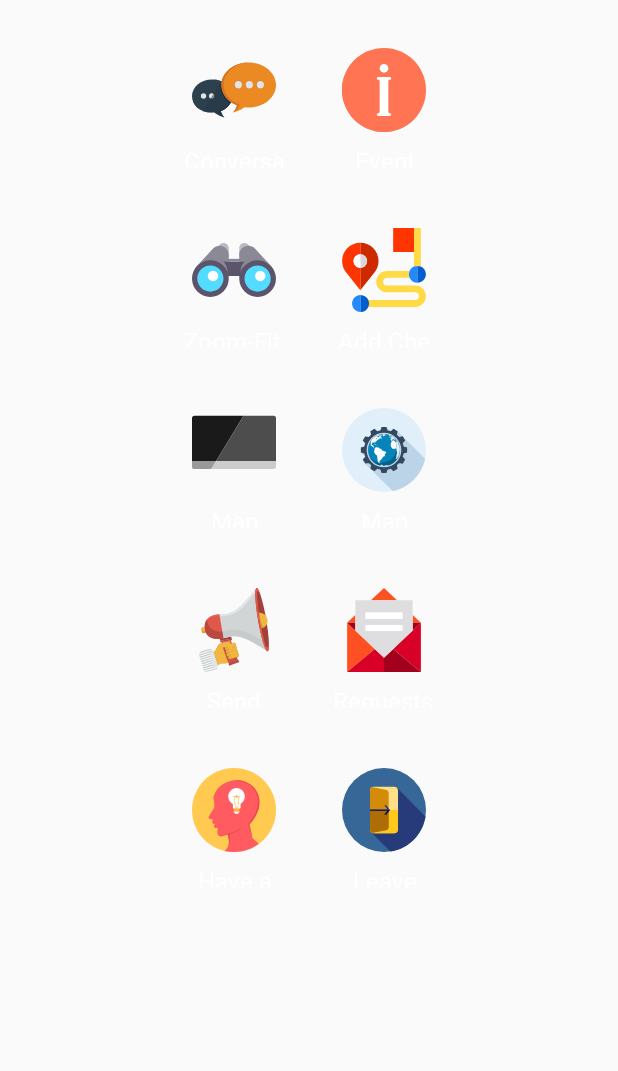
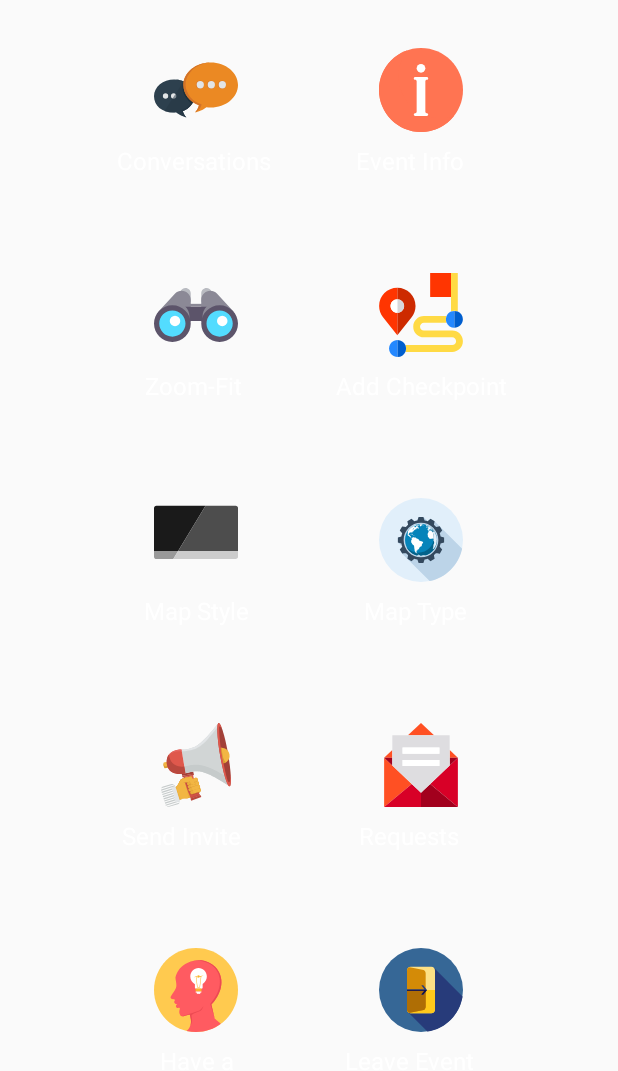
Before and after one commit to shubhamvishnu/TISY, an Android app: the layout dialog_all_in_one_layout.xml on its own in the app's theme, with its tools: preview values and no code run, on a phone screen of 412 x 824 dp. Shown: the top 1071 px of the screen. Run offline under Robolectric (Android 15) with nearby library versions, the phone set to English and light mode, and no system bars.

Commit message:
bugs in feedback.

```diff
--- a/app/src/main/res/layout/dialog_all_in_one_layout.xml
+++ b/app/src/main/res/layout/dialog_all_in_one_layout.xml
@@ -27,8 +27,8 @@
 
 
                 <LinearLayout
-                    android:layout_width="100dp"
-                    android:layout_height="120dp"
+                    android:layout_width="150dp"
+                    android:layout_height="150dp"
                     android:orientation="vertical"
                     android:padding="16dp">
 
@@ -57,8 +57,8 @@
                 </LinearLayout>
 
                 <LinearLayout
-                    android:layout_width="100dp"
-                    android:layout_height="120dp"
+                    android:layout_width="150dp"
+                    android:layout_height="150dp"
                     android:orientation="vertical"
                     android:padding="16dp">
 
@@ -86,8 +86,8 @@
 
 
                 <LinearLayout
-                    android:layout_width="100dp"
-                    android:layout_height="120dp"
+                    android:layout_width="150dp"
+                    android:layout_height="150dp"
                     android:orientation="vertical"
                     android:padding="16dp">
 
@@ -114,8 +114,8 @@
                 </LinearLayout>
 
                 <LinearLayout
-                    android:layout_width="100dp"
-                    android:layout_height="120dp"
+                    android:layout_width="150dp"
+                    android:layout_height="150dp"
                     android:orientation="vertical"
                     android:padding="16dp">
 
@@ -142,8 +142,8 @@
                 </LinearLayout>
 
                 <LinearLayout
-                    android:layout_width="100dp"
-                    android:layout_height="120dp"
+                    android:layout_width="150dp"
+                    android:layout_height="150dp"
                     android:orientation="vertical"
                     android:padding="16dp">
 
@@ -171,8 +171,8 @@
 
                 <LinearLayout
                     android:id="@+id/map_type_option_layout"
-                    android:layout_width="100dp"
-                    android:layout_height="120dp"
+                    android:layout_width="150dp"
+                    android:layout_height="150dp"
                     android:orientation="vertical"
                     android:padding="16dp">
 
@@ -200,8 +200,8 @@
 
                 <LinearLayout
                     android:id="@+id/send_request_option_layout"
-                    android:layout_width="100dp"
-                    android:layout_height="120dp"
+                    android:layout_width="150dp"
+                    android:layout_height="150dp"
                     android:orientation="vertical"
                     android:padding="16dp">
 
@@ -231,8 +231,8 @@
 
                 <LinearLayout
                     android:id="@+id/requests_option_layout"
-                    android:layout_width="100dp"
-                    android:layout_height="120dp"
+                    android:layout_width="150dp"
+                    android:layout_height="150dp"
                     android:orientation="vertical"
                     android:padding="16dp">
 
@@ -260,8 +260,8 @@
 
                 <LinearLayout
                     android:id="@+id/suggestion_option_layout"
-                    android:layout_width="100dp"
-                    android:layout_height="120dp"
+                    android:layout_width="150dp"
+                    android:layout_height="150dp"
                     android:orientation="vertical"
                     android:padding="16dp">
 
@@ -289,8 +289,8 @@
 
                 <LinearLayout
                     android:id="@+id/leave_event_option_layout"
-                    android:layout_width="100dp"
-                    android:layout_height="120dp"
+                    android:layout_width="150dp"
+                    android:layout_height="150dp"
                     android:orientation="vertical"
                     android:padding="16dp">
 
--- a/app/src/main/res/layout/dialog_map_type_option_layout.xml
+++ b/app/src/main/res/layout/dialog_map_type_option_layout.xml
@@ -27,7 +27,7 @@
         android:layout_height="wrap_content"
         android:background="@android:color/transparent"
         android:text="Default"
-
+        android:layout_marginBottom="6dp"
         android:textColor="@android:color/white"
         android:textSize="16dp"
         android:textStyle="bold" />
@@ -49,6 +49,7 @@
         android:background="@android:color/transparent"
         android:text="Terrain"
 
+        android:layout_marginBottom="6dp"
         android:textColor="@android:color/white"
         android:textSize="16dp"
         android:textStyle="bold" />
@@ -72,6 +73,7 @@
         android:background="@android:color/transparent"
         android:text="Satellite"
 
+        android:layout_marginBottom="6dp"
         android:textColor="@android:color/white"
         android:textSize="16dp"
         android:textStyle="bold" />
@@ -94,6 +96,7 @@
         android:background="@android:color/transparent"
         android:text="Hybrid"
 
+        android:layout_marginBottom="6dp"
         android:textColor="@android:color/white"
         android:textSize="16dp"
         android:textStyle="bold" />
```
Also changed, not shown: app/src/main/java/com/projects/shubhamkhandelwal/tisy/MapsActivity.java (+23 -12 lines), app/src/main/res/layout/dialog_suggestion_layout.xml (+13 -12 lines).
